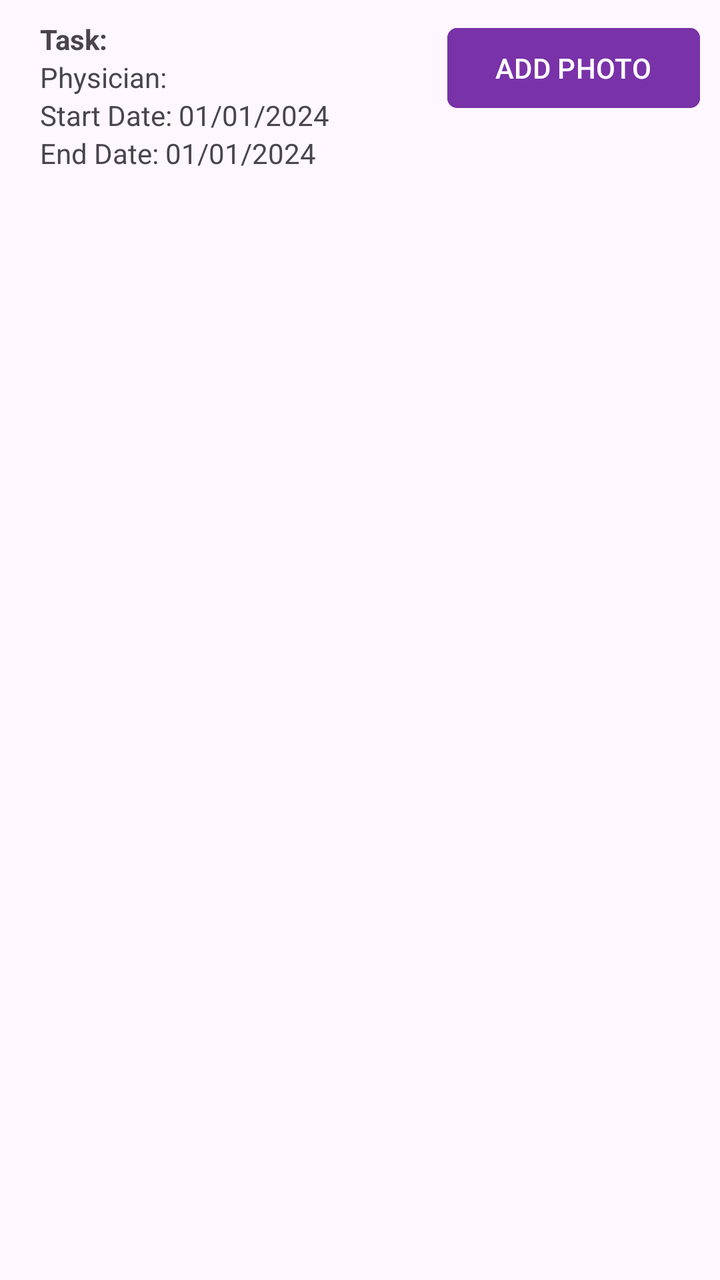
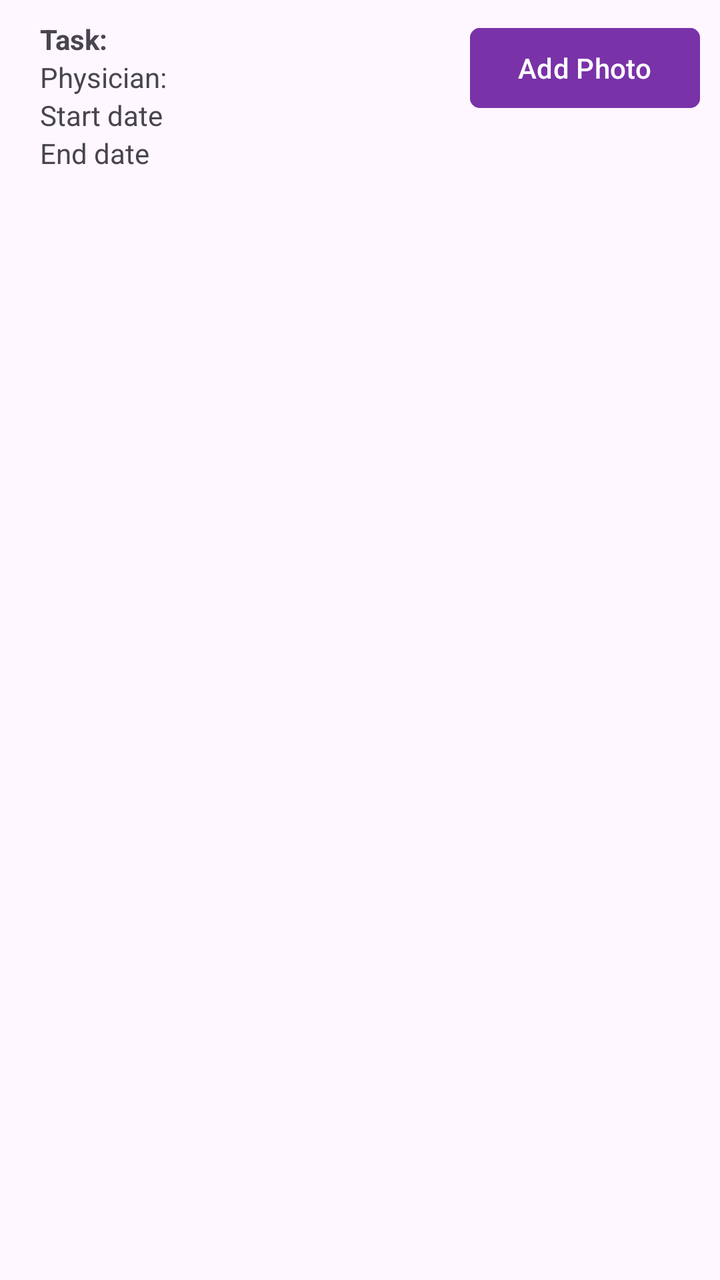

Before-and-after screenshots of an Android layout around one commit, followed by the original layout XML and the change that was made.
<!-- AndroidManifest.xml: application theme Theme.BridgeCare -->
<!-- res/layout/item_task.xml -->
<?xml version="1.0" encoding="utf-8"?>
<androidx.constraintlayout.widget.ConstraintLayout xmlns:android="http://schemas.android.com/apk/res/android"
    android:layout_width="match_parent"
    android:layout_height="wrap_content"
    xmlns:app="http://schemas.android.com/apk/res-auto"
    android:padding="10dp">

    <ImageView
        android:id="@+id/taskImage"
        android:layout_width="100dp"
        android:layout_height="100dp"
        android:scaleType="centerCrop"
        android:background="@android:color/transparent"
        android:visibility="gone"
        app:layout_constraintTop_toTopOf="parent"
        app:layout_constraintStart_toStartOf="parent"/>

    <LinearLayout
        android:id="@+id/column1"
        android:layout_width="0dp"
        android:layout_height="wrap_content"
        android:orientation="vertical"
        app:layout_constraintStart_toEndOf="@id/taskImage"
        app:layout_constraintEnd_toStartOf="@+id/column2"
        app:layout_constraintTop_toTopOf="parent"
        android:layout_marginStart="10dp">

        <TextView
            android:id="@+id/taskTitle"
            android:layout_width="wrap_content"
            android:layout_height="wrap_content"
            android:text="Task:"
            android:textStyle="bold"/>

        <TextView
            android:id="@+id/taskPhysician"
            android:layout_width="wrap_content"
            android:layout_height="wrap_content"
            android:text="Physician:"/>

        <TextView
            android:id="@+id/startDate"
            android:layout_width="wrap_content"
            android:layout_height="wrap_content"
            android:text="Start Date: 01/01/2024"/>

        <TextView
            android:id="@+id/endDate"
            android:layout_width="wrap_content"
            android:layout_height="wrap_content"
            android:text="End Date: 01/01/2024"/>

    </LinearLayout>

    <LinearLayout
        android:id="@+id/column2"
        android:layout_width="wrap_content"
        android:layout_height="wrap_content"
        android:orientation="vertical"
        app:layout_constraintEnd_toEndOf="parent"
        app:layout_constraintTop_toTopOf="parent">

        <Button
            android:id="@+id/edit"
            android:layout_width="wrap_content"
            android:layout_height="wrap_content"
            android:text="ADD PHOTO"
            android:backgroundTint="#7932a8"
            app:cornerRadius="5dp"/>
    </LinearLayout>
</androidx.constraintlayout.widget.ConstraintLayout>
<!-- resources referenced by this layout -->
<resources>
  <style name="Theme.BridgeCare" parent="Base.Theme.BridgeCare" />
  <style name="Base.Theme.BridgeCare" parent="Theme.Material3.DayNight.NoActionBar">
          
          
      </style>
</resources>

<!-- the commit's change to res/layout/item_task.xml (unified diff, before → after) -->
@@ -11,6 +11,7 @@
         android:layout_height="100dp"
         android:scaleType="centerCrop"
         android:background="@android:color/transparent"
+        android:contentDescription="@string/cd_task_image"
         android:visibility="gone"
         app:layout_constraintTop_toTopOf="parent"
         app:layout_constraintStart_toStartOf="parent"/>
@@ -29,26 +30,26 @@
             android:id="@+id/taskTitle"
             android:layout_width="wrap_content"
             android:layout_height="wrap_content"
-            android:text="Task:"
+            android:text="@string/label_task"
             android:textStyle="bold"/>
 
         <TextView
             android:id="@+id/taskPhysician"
             android:layout_width="wrap_content"
             android:layout_height="wrap_content"
-            android:text="Physician:"/>
+            android:text="@string/label_physician"/>
 
         <TextView
             android:id="@+id/startDate"
             android:layout_width="wrap_content"
             android:layout_height="wrap_content"
-            android:text="Start Date: 01/01/2024"/>
+            android:text="@string/start_date_placeholder"/>
 
         <TextView
             android:id="@+id/endDate"
             android:layout_width="wrap_content"
             android:layout_height="wrap_content"
-            android:text="End Date: 01/01/2024"/>
+            android:text="@string/end_date_placeholder"/>
 
     </LinearLayout>
 
@@ -64,7 +65,7 @@
             android:id="@+id/edit"
             android:layout_width="wrap_content"
             android:layout_height="wrap_content"
-            android:text="ADD PHOTO"
+            android:text="@string/add_photo"
             android:backgroundTint="#7932a8"
             app:cornerRadius="5dp"/>
     </LinearLayout>
<!-- resource entries referenced after the edit -->
@@ -1,5 +1,11 @@
 <!-- resources referenced by this layout -->
 <resources>
+  <string name="add_photo">Add Photo</string>
+  <string name="cd_task_image">Task photo</string>
+  <string name="end_date_placeholder">End date</string>
+  <string name="label_physician">Physician:</string>
+  <string name="label_task">Task:</string>
+  <string name="start_date_placeholder">Start date</string>
   <style name="Theme.BridgeCare" parent="Base.Theme.BridgeCare" />
   <style name="Base.Theme.BridgeCare" parent="Theme.Material3.DayNight.NoActionBar">
           
